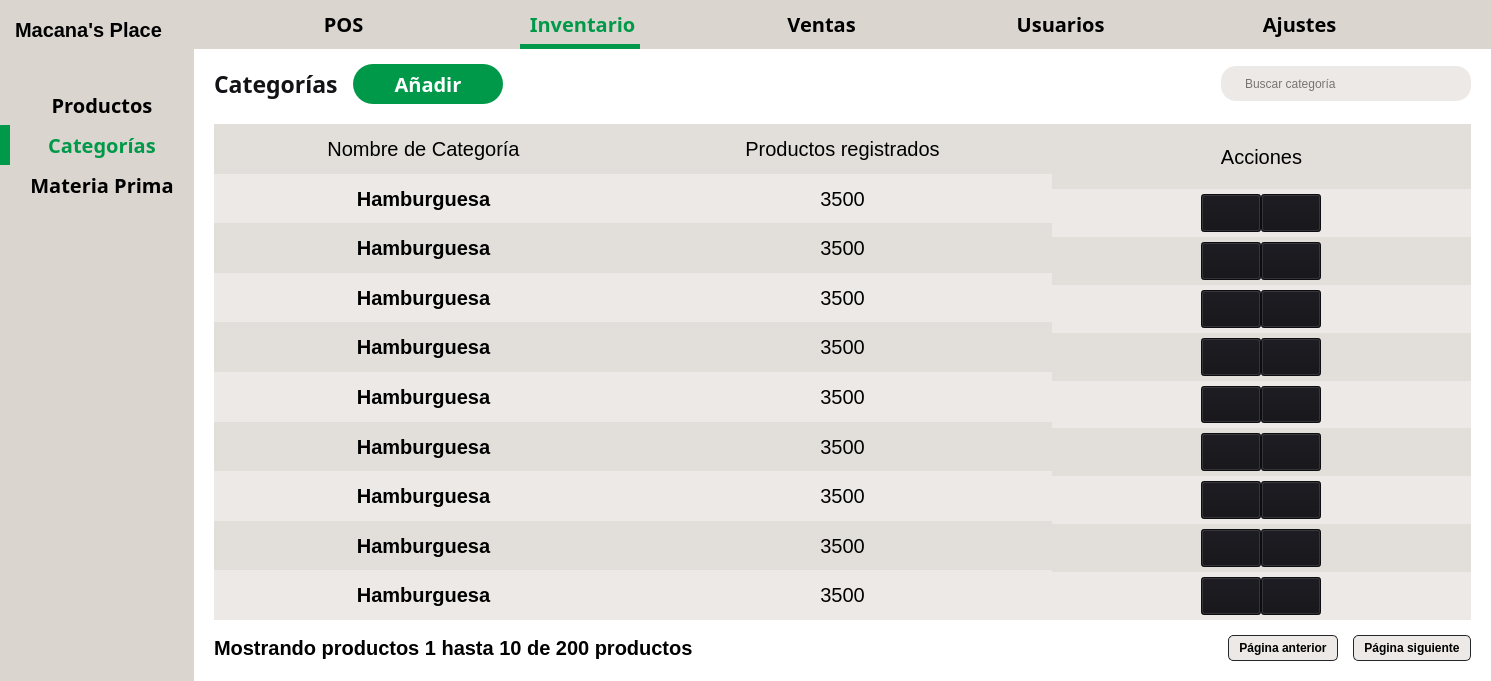
Svndda/POS, file POS_Application/src/ui/inventory/categories.ui: the form before one commit.
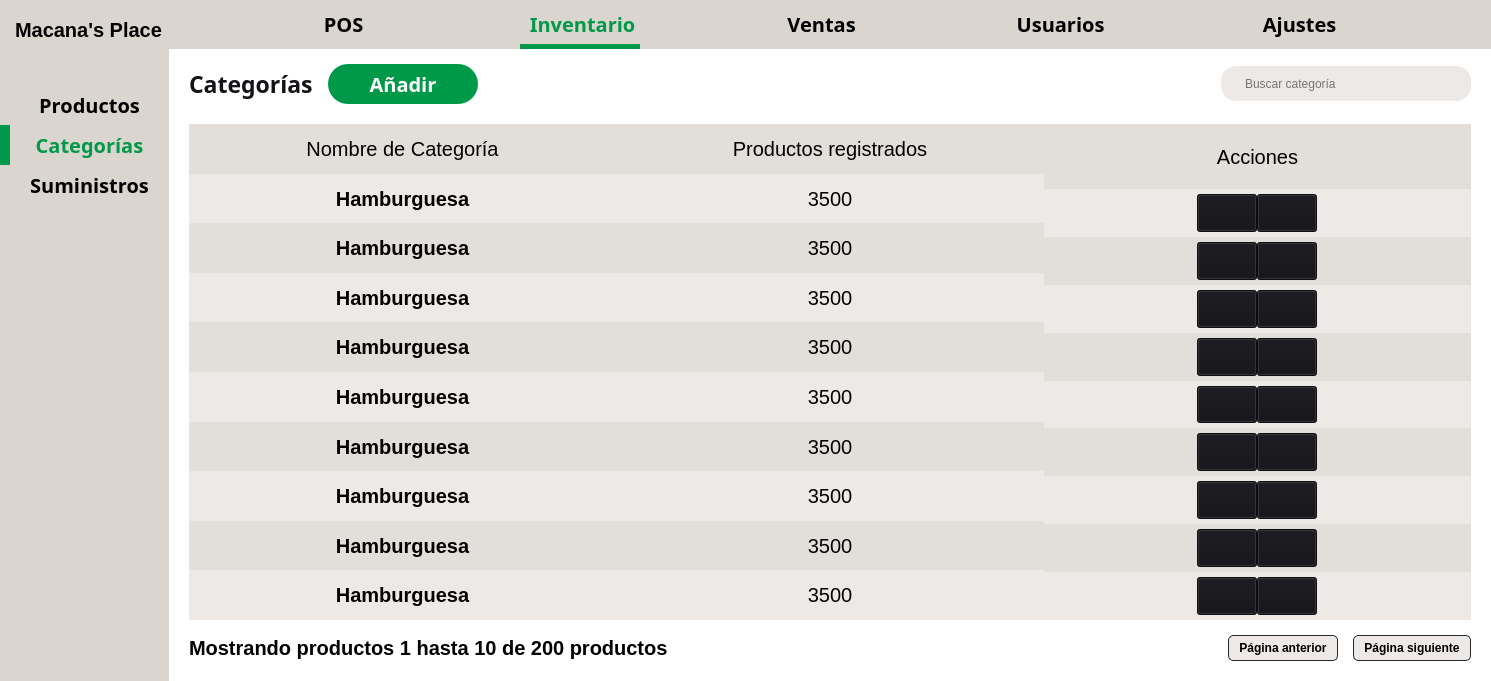
The form after the commit. Icons and pictures are not drawn.

The edit to the form file:
```diff
--- a/POS_Application/src/ui/inventory/categories.ui
+++ b/POS_Application/src/ui/inventory/categories.ui
@@ -3085,7 +3085,7 @@
 </string>
          </property>
          <property name="text">
-          <string>Materia Prima</string>
+          <string>Suministros</string>
          </property>
         </widget>
        </item>
```
Left out of the diff: 23 changed lines with no effect on the pictures.
